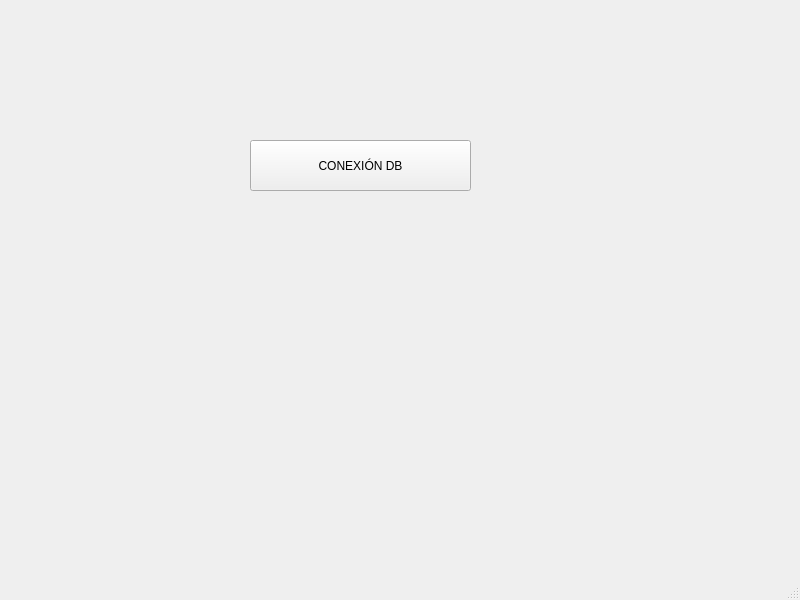
Before: the Qt Designer form dbSQL/mainwindow.ui in adcfrba/TPO_INFOII, drawn with Qt 5.
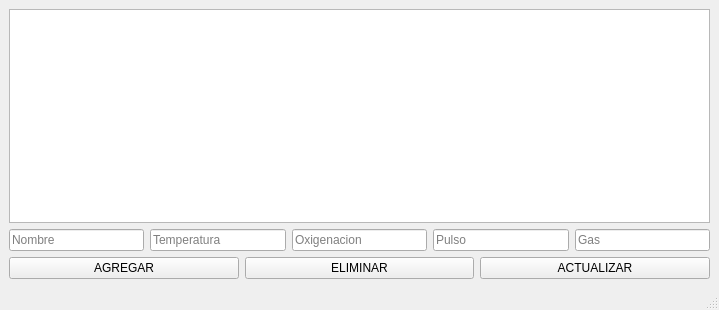
After: the same form once the commit is applied.

Patch:
```diff
--- a/dbSQL/mainwindow.ui
+++ b/dbSQL/mainwindow.ui
@@ -6,27 +6,92 @@
    <rect>
     <x>0</x>
     <y>0</y>
-    <width>800</width>
-    <height>600</height>
+    <width>719</width>
+    <height>310</height>
    </rect>
   </property>
   <property name="windowTitle">
    <string>MainWindow</string>
   </property>
   <widget class="QWidget" name="centralwidget">
-   <widget class="QPushButton" name="pushButton">
-    <property name="geometry">
-     <rect>
-      <x>250</x>
-      <y>140</y>
-      <width>221</width>
-      <height>51</height>
-     </rect>
-    </property>
-    <property name="text">
-     <string>CONEXIÓN DB</string>
-    </property>
-   </widget>
+   <layout class="QVBoxLayout" name="verticalLayout">
+    <item>
+     <widget class="QTableView" name="tableView"/>
+    </item>
+    <item>
+     <layout class="QHBoxLayout" name="horizontalLayout_2">
+      <item>
+       <widget class="QLineEdit" name="lineEdit_NOMBRE">
+        <property name="inputMask">
+         <string/>
+        </property>
+        <property name="text">
+         <string/>
+        </property>
+        <property name="placeholderText">
+         <string>Nombre</string>
+        </property>
+       </widget>
+      </item>
+      <item>
+       <widget class="QLineEdit" name="lineEdit_TEMP">
+        <property name="text">
+         <string/>
+        </property>
+        <property name="placeholderText">
+         <string>Temperatura</string>
+        </property>
+       </widget>
+      </item>
+      <item>
+       <widget class="QLineEdit" name="lineEdit_OXI">
+        <property name="placeholderText">
+         <string>Oxigenacion</string>
+        </property>
+       </widget>
+      </item>
+      <item>
+       <widget class="QLineEdit" name="lineEdit_PULSO">
+        <property name="placeholderText">
+         <string>Pulso</string>
+        </property>
+       </widget>
+      </item>
+      <item>
+       <widget class="QLineEdit" name="lineEdit_GAS">
+        <property name="placeholderText">
+         <string>Gas</string>
+        </property>
+       </widget>
+      </item>
+     </layout>
+    </item>
+    <item>
+     <layout class="QHBoxLayout" name="horizontalLayout">
+      <item>
+       <widget class="QPushButton" name="pushButton_nu">
+        <property name="text">
+         <string>AGREGAR</string>
+        </property>
+       </widget>
+      </item>
+      <item>
+       <widget class="QPushButton" name="pushButton_el">
+        <property name="text">
+         <string>ELIMINAR</string>
+        </property>
+       </widget>
+      </item>
+      <item>
+       <widget class="QPushButton" name="pushButton_act">
+        <property name="text">
+         <string>ACTUALIZAR</string>
+        </property>
+       </widget>
+      </item>
+     </layout>
+    </item>
+   </layout>
   </widget>
   <widget class="QMenuBar" name="menubar">
    <property name="geometry">
```
Left out of the diff: 2 changed lines with no effect on the pictures.
